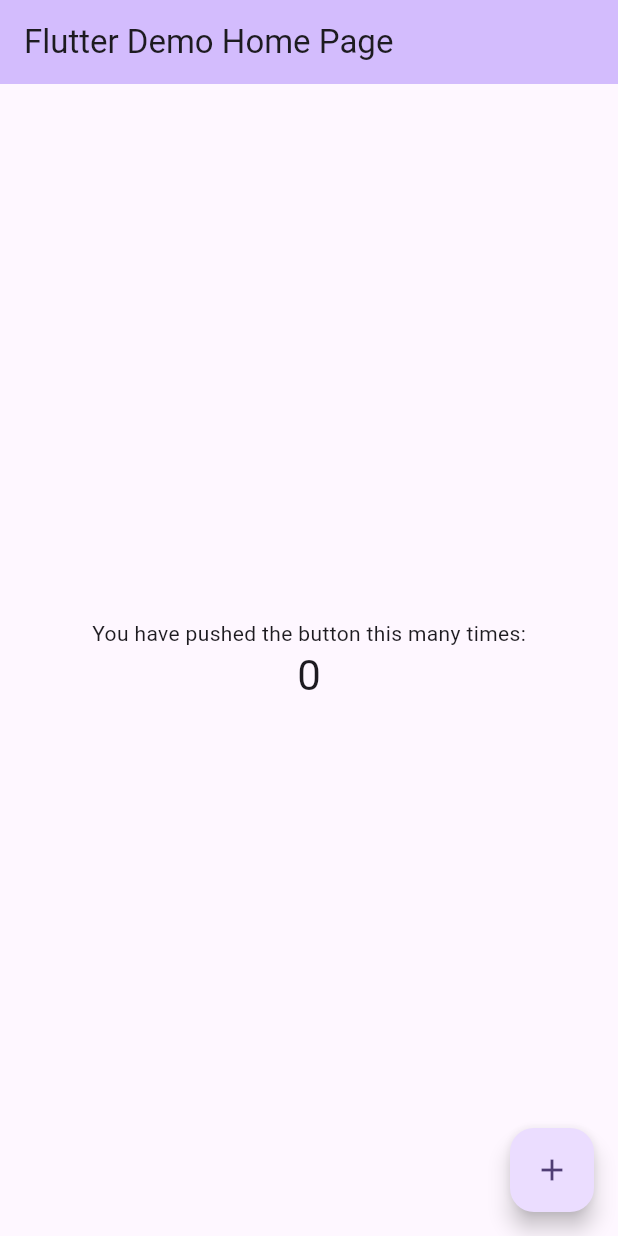
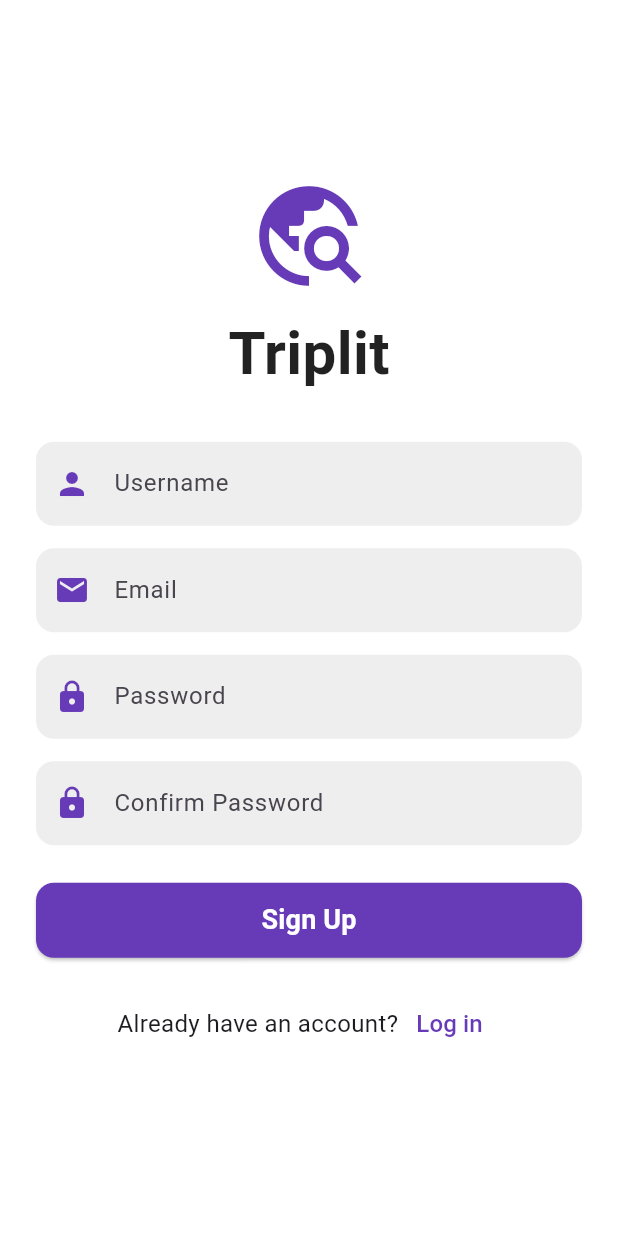
Before and after one commit to jeevan2304/TriplitApp, a Flutter app: the screen it shows after launch, on a phone screen of 412 x 824 dp. Run offline on Flutter 3.47's test engine with Material 3 defaults, Android fonts, the light colour scheme and no system bars.

Commit message:
signupscreen

```diff
--- a/lib/main.dart
+++ b/lib/main.dart
@@ -1,4 +1,5 @@
 import 'package:flutter/material.dart';
+import 'screens/signup_screen.dart';// Import your signup screen
 
 void main() {
   runApp(const MyApp());
@@ -7,116 +8,15 @@ void main() {
 class MyApp extends StatelessWidget {
   const MyApp({super.key});
 
-  // This widget is the root of your application.
   @override
   Widget build(BuildContext context) {
     return MaterialApp(
-      title: 'Flutter Demo',
+      debugShowCheckedModeBanner: false, // Remove debug banner
+      title: 'Triplit App',
       theme: ThemeData(
-        // This is the theme of your application.
-        //
-        // TRY THIS: Try running your application with "flutter run". You'll see
-        // the application has a purple toolbar. Then, without quitting the app,
-        // try changing the seedColor in the colorScheme below to Colors.green
-        // and then invoke "hot reload" (save your changes or press the "hot
-        // reload" button in a Flutter-supported IDE, or press "r" if you used
-        // the command line to start the app).
-        //
-        // Notice that the counter didn't reset back to zero; the application
-        // state is not lost during the reload. To reset the state, use hot
-        // restart instead.
-        //
-        // This works for code too, not just values: Most code changes can be
-        // tested with just a hot reload.
         colorScheme: ColorScheme.fromSeed(seedColor: Colors.deepPurple),
       ),
-      home: const MyHomePage(title: 'Flutter Demo Home Page'),
+      home: SignupScreen(), // Set SignupScreen as the first screen
     );
   }
 }
-
-class MyHomePage extends StatefulWidget {
-  const MyHomePage({super.key, required this.title});
-
-  // This widget is the home page of your application. It is stateful, meaning
-  // that it has a State object (defined below) that contains fields that affect
-  // how it looks.
-
-  // This class is the configuration for the state. It holds the values (in this
-  // case the title) provided by the parent (in this case the App widget) and
-  // used by the build method of the State. Fields in a Widget subclass are
-  // always marked "final".
-
-  final String title;
-
-  @override
-  State<MyHomePage> createState() => _MyHomePageState();
-}
-
-class _MyHomePageState extends State<MyHomePage> {
-  int _counter = 0;
-
-  void _incrementCounter() {
-    setState(() {
-      // This call to setState tells the Flutter framework that something has
-      // changed in this State, which causes it to rerun the build method below
-      // so that the display can reflect the updated values. If we changed
-      // _counter without calling setState(), then the build method would not be
-      // called again, and so nothing would appear to happen.
-      _counter++;
-    });
-  }
-
-  @override
-  Widget build(BuildContext context) {
-    // This method is rerun every time setState is called, for instance as done
-    // by the _incrementCounter method above.
-    //
-    // The Flutter framework has been optimized to make rerunning build methods
-    // fast, so that you can just rebuild anything that needs updating rather
-    // than having to individually change instances of widgets.
-    return Scaffold(
-      appBar: AppBar(
-        // TRY THIS: Try changing the color here to a specific color (to
-        // Colors.amber, perhaps?) and trigger a hot reload to see the AppBar
-        // change color while the other colors stay the same.
-        backgroundColor: Theme.of(context).colorScheme.inversePrimary,
-        // Here we take the value from the MyHomePage object that was created by
-        // the App.build method, and use it to set our appbar title.
-        title: Text(widget.title),
-      ),
-      body: Center(
-        // Center is a layout widget. It takes a single child and positions it
-        // in the middle of the parent.
-        child: Column(
-          // Column is also a layout widget. It takes a list of children and
-          // arranges them vertically. By default, it sizes itself to fit its
-          // children horizontally, and tries to be as tall as its parent.
-          //
-          // Column has various properties to control how it sizes itself and
-          // how it positions its children. Here we use mainAxisAlignment to
-          // center the children vertically; the main axis here is the vertical
-          // axis because Columns are vertical (the cross axis would be
-          // horizontal).
-          //
-          // TRY THIS: Invoke "debug painting" (choose the "Toggle Debug Paint"
-          // action in the IDE, or press "p" in the console), to see the
-          // wireframe for each widget.
-          mainAxisAlignment: MainAxisAlignment.center,
-          children: <Widget>[
-            const Text('You have pushed the button this many times:'),
-            Text(
-              '$_counter',
-              style: Theme.of(context).textTheme.headlineMedium,
-            ),
-          ],
-        ),
-      ),
-      floatingActionButton: FloatingActionButton(
-        onPressed: _incrementCounter,
-        tooltip: 'Increment',
-        child: const Icon(Icons.add),
-      ), // This trailing comma makes auto-formatting nicer for build methods.
-    );
-  }
-}
--- /dev/null
+++ b/lib/screens/signup_screen.dart
@@ -0,0 +1,99 @@
+import 'package:flutter/material.dart';
+
+class SignupScreen extends StatelessWidget {
+  @override
+  Widget build(BuildContext context) {
+    return Scaffold(
+      backgroundColor: Colors.white,
+      body: Center(
+        child: SingleChildScrollView(
+          padding: EdgeInsets.all(24.0),
+          child: Column(
+            crossAxisAlignment: CrossAxisAlignment.center,
+            children: [
+              // App Logo or Icon
+              Icon(Icons.travel_explore, size: 80, color: Colors.deepPurple),
+              SizedBox(height: 10),
+
+              Text(
+                "Triplit",
+                style: TextStyle(fontSize: 40, fontWeight: FontWeight.bold, color: Colors.black87),
+              ),
+              SizedBox(height: 30),
+
+              // Username Field
+              _buildTextField(icon: Icons.person, hintText: "Username"),
+              SizedBox(height: 15),
+
+              // Email Field
+              _buildTextField(icon: Icons.email, hintText: "Email"),
+              SizedBox(height: 15),
+
+              // Password Field
+              _buildTextField(icon: Icons.lock, hintText: "Password", isPassword: true),
+              SizedBox(height: 15),
+
+              // Confirm Password Field
+              _buildTextField(icon: Icons.lock, hintText: "Confirm Password", isPassword: true),
+              SizedBox(height: 25),
+
+              // Sign Up Button
+              _buildSignupButton(),
+
+              SizedBox(height: 20),
+
+              // Already have an account? Log in
+              Row(
+                mainAxisAlignment: MainAxisAlignment.center,
+                children: [
+                  Text("Already have an account?", style: TextStyle(fontSize: 16)),
+                  TextButton(
+                    onPressed: () {},
+                    child: Text("Log in", style: TextStyle(fontSize: 16, color: Colors.deepPurple)),
+                  ),
+                ],
+              ),
+            ],
+          ),
+        ),
+      ),
+    );
+  }
+
+  // Custom TextField Widget
+  Widget _buildTextField({required IconData icon, required String hintText, bool isPassword = false}) {
+    return TextField(
+      obscureText: isPassword,
+      decoration: InputDecoration(
+        prefixIcon: Icon(icon, color: Colors.deepPurple),
+        hintText: hintText,
+        filled: true,
+        fillColor: Colors.grey[200],
+        border: OutlineInputBorder(
+          borderRadius: BorderRadius.circular(12),
+          borderSide: BorderSide.none,
+        ),
+      ),
+    );
+  }
+
+  // Custom Sign Up Button
+  Widget _buildSignupButton() {
+    return SizedBox(
+      width: double.infinity,
+      height: 50,
+      child: ElevatedButton(
+        onPressed: () {},
+        style: ElevatedButton.styleFrom(
+          shape: RoundedRectangleBorder(borderRadius: BorderRadius.circular(12)),
+          padding: EdgeInsets.symmetric(vertical: 12),
+          backgroundColor: Colors.deepPurple,
+        ),
+        child: Text(
+          "Sign Up",
+          style: TextStyle(fontSize: 18, fontWeight: FontWeight.bold, color: Colors.white),
+        ),
+      ),
+    );
+  }
+}
```
